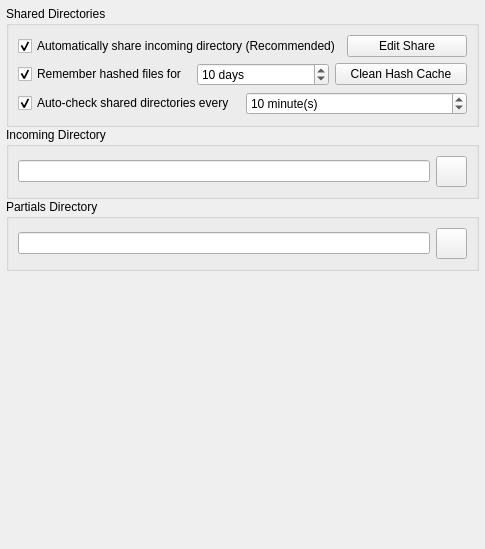
RetroShare/RetroShare, file retroshare-gui/src/gui/settings/DirectoriesPage.ui: the form before one commit.
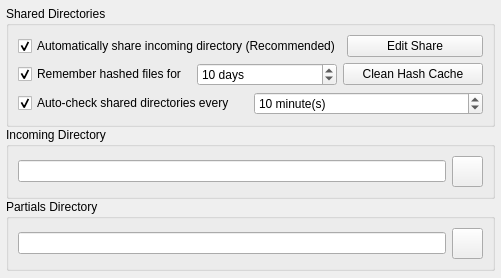
The form after the commit. Icons and pictures are not drawn.

```diff
--- a/retroshare-gui/src/gui/settings/DirectoriesPage.ui
+++ b/retroshare-gui/src/gui/settings/DirectoriesPage.ui
@@ -6,8 +6,8 @@
    <rect>
     <x>0</x>
     <y>0</y>
-    <width>485</width>
-    <height>549</height>
+    <width>501</width>
+    <height>278</height>
    </rect>
   </property>
   <layout class="QGridLayout">
@@ -22,7 +22,7 @@
      <property name="title">
       <string>Incoming Directory</string>
      </property>
-     <layout class="QGridLayout">
+     <layout class="QGridLayout" name="incomingGBoxGLayout">
       <item row="0" column="0">
        <widget class="QLineEdit" name="incomingDir">
         <property name="readOnly">
@@ -70,7 +70,7 @@
      <property name="title">
       <string>Partials Directory</string>
      </property>
-     <layout class="QGridLayout">
+     <layout class="QGridLayout" name="partialsGBoxGLayout">
       <item row="0" column="0">
        <widget class="QLineEdit" name="partialsDir">
         <property name="readOnly">
```
Left out of the diff: 16 changed lines with no effect on the pictures.
